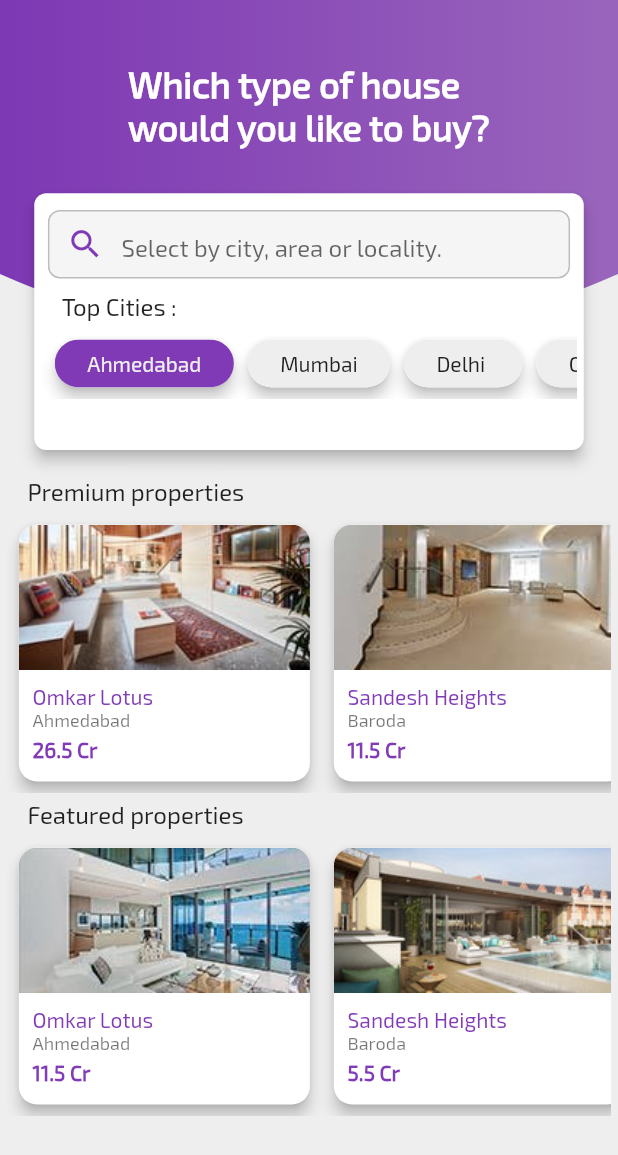
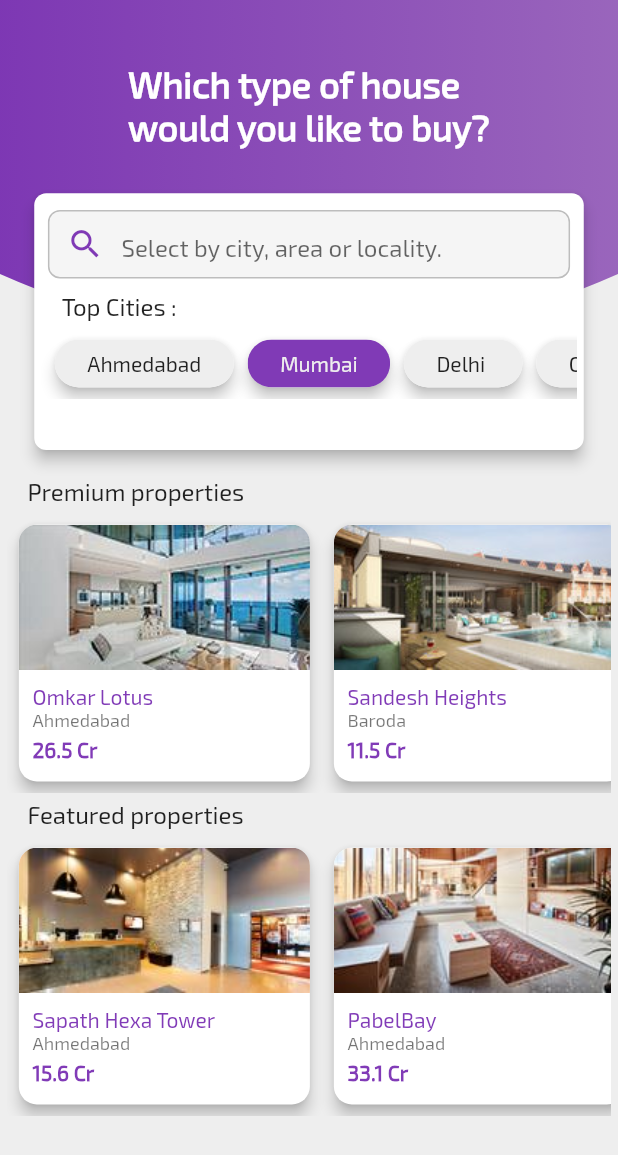
Before and after one commit to iharshb/flutter_ui_collection, a Flutter app: the SearchPage screen opened directly, on a phone screen of 412 x 824 dp. Shown: the top 1155 px of the screen. Run offline on Flutter 3.47's test engine with Material 2 defaults, Android fonts, the phone set to English and light mode, and no system bars; our stand-ins replace connectivity, flutter_secure_storage; accounts and stored records are empty.

Commit message:
Property for loop

```diff
--- /dev/null
+++ b/lib/model/Property.dart
@@ -0,0 +1,15 @@
+
+
+
+class Property{
+  String id;
+  String propertyName;
+  String propertyPrice;
+  String propertyDesc;
+  String propertyLocation;
+  String image;
+
+  Property({this.id, this.propertyName, this.propertyPrice, this.propertyDesc,this.image,this.propertyLocation});
+
+
+}
--- a/lib/model/models.dart
+++ b/lib/model/models.dart
@@ -1 +1,2 @@
 export './photos.dart';
+export './Property.dart';
--- a/lib/ui/page_profile.dart
+++ b/lib/ui/page_profile.dart
@@ -4,7 +4,6 @@ import 'package:flutter_ui_collections/ui/photo_list.dart';
 import 'package:flutter_ui_collections/utils/utils.dart';
 import 'package:flutter_ui_collections/widgets/utils_widget.dart';
 import 'package:flutter_ui_collections/widgets/widgets.dart';
-import 'package:flutter_staggered_grid_view/flutter_staggered_grid_view.dart';
 
 class ProfilePage extends StatefulWidget {
   @override
--- a/lib/ui/page_search.dart
+++ b/lib/ui/page_search.dart
@@ -1,5 +1,6 @@
 import 'package:flutter/material.dart';
 import 'package:flutter/services.dart';
+import 'package:flutter_ui_collections/model/models.dart';
 import 'package:flutter_ui_collections/utils/utils.dart';
 import 'package:flutter_ui_collections/widgets/widgets.dart';
 
@@ -11,6 +12,31 @@ class SearchPage extends StatefulWidget {
 class _SearchPageState extends State<SearchPage> {
   Screen size;
   int _selectedIndex = 1;
+
+  List<Property> premiumList =  List();
+  List<Property> featuredList =  List();
+  var citiesList = ["Ahmedabad", "Mumbai", "Delhi ", "Chennai","Goa","Kolkata","Indore","Jaipur"];
+
+  @override
+  void initState() {
+    // TODO: implement initState
+    super.initState();
+
+    premiumList
+    ..add(Property(propertyName:"Omkar Lotus", propertyLocation:"Ahmedabad ", image:"feature_1.jpg", propertyPrice:"26.5 Cr"))
+    ..add(Property(propertyName:"Sandesh Heights", propertyLocation:"Baroda ", image:"feature_2.jpg", propertyPrice:"11.5 Cr"))
+    ..add(Property(propertyName:"Sangath Heights", propertyLocation:"Pune ", image:"feature_3.jpg", propertyPrice:"19.0 Cr"))
+    ..add(Property(propertyName:"Adani HighRise", propertyLocation:"Mumbai ", image:"hall_1.jpg", propertyPrice:"22.5 Cr"))
+    ..add(Property(propertyName:"N.G Tower", propertyLocation:"Gandhinagar ", image:"hall_2.jpeg", propertyPrice:"7.5 Cr"))
+    ..add(Property(propertyName:"Vishwas CityRise", propertyLocation:"Pune ", image:"hall_1.jpg", propertyPrice:"17.5 Cr"))
+    ..add(Property(propertyName:"Gift City", propertyLocation:"Ahmedabad ", image:"hall_2.jpeg", propertyPrice:"13.5 Cr"))
+    ..add(Property(propertyName:"Velone City", propertyLocation:"Mumbai ", image:"feature_1.jpg", propertyPrice:"11.5 Cr"))
+    ..add(Property(propertyName:"PabelBay", propertyLocation:"Ahmedabad ", image:"hall_1.jpg", propertyPrice:"33.1 Cr"))
+    ..add(Property(propertyName:"Sapath Hexa Tower", propertyLocation:"Ahmedabad", image:"feature_3.jpg", propertyPrice:"15.6 Cr"));
+
+
+
+  }
 
   @override
   Widget build(BuildContext context) {
@@ -62,30 +88,29 @@ class _SearchPageState extends State<SearchPage> {
                 ],
               ),
             ),
-            leftAlignText(text: "Premium properties",leftPadding: size.getWidthPx(16),textColor: textPrimaryColor,fontSize: 16.0),
+            leftAlignText(
+                text: "Premium properties",
+                leftPadding: size.getWidthPx(16),
+                textColor: textPrimaryColor,
+                fontSize: 16.0),
             HorizontalList(
               children: <Widget>[
-                propertyCard("Omkar Lotus","Ahmedabad ", "hall_1.jpg","26.5 Cr"),
-                propertyCard("Sandesh Heights","Baroda ", "hall_2.jpeg","11.5 Cr"),
-                propertyCard("Sangath Heights","Pune ", "hall_2.jpeg","19.0 Cr"),
-                propertyCard("Adani HighRise","Mumbai ", "hall_1.jpg","22.5 Cr"),
-                propertyCard("N.G Tower","Gandhinagar ", "hall_2.jpeg","7.2 Cr"),
+                for (int i = 0; i < premiumList.length; i++)
+                  propertyCard(premiumList[i])
+              ],
+            ),
+            leftAlignText(
+                text: "Featured properties",
+                leftPadding: size.getWidthPx(16),
+                textColor: textPrimaryColor,
+                fontSize: 16.0),
+            HorizontalList(
+              children: <Widget>[
+                for (int i = 0; i < premiumList.length; i++)
+                  propertyCard(premiumList.reversed.toList()[i])
 
               ],
-            ),
-
-            leftAlignText(text: "Featured properties",leftPadding: size.getWidthPx(16),textColor: textPrimaryColor,fontSize: 16.0),
-            HorizontalList(
-              children: <Widget>[
-                propertyCard("Omkar Lotus","Ahmedabad ", "feature_1.jpg","11.5 Cr"),
-                propertyCard("Sandesh Heights","Baroda ", "feature_2.jpg","5.5 Cr"),
-                propertyCard("Sangath Heights","Pune ", "feature_3.jpg","12.0 Cr"),
-                propertyCard("Adani HighRise","Mumbai ", "feature_1.jpg","55.5 Cr"),
-                propertyCard("N.G Tower","Gandhinagar ", "feature_2.jpg","1.2 Cr"),
-              ],
             )
-
-
           ],
         ),
       ],
@@ -113,18 +138,15 @@ class _SearchPageState extends State<SearchPage> {
           child: Column(
             children: <Widget>[
               _searchWidget(),
-              leftAlignText(text: "Top Cities :",leftPadding: size.getWidthPx(16),textColor: textPrimaryColor,fontSize: 16.0),
-
+              leftAlignText(
+                  text: "Top Cities :",
+                  leftPadding: size.getWidthPx(16),
+                  textColor: textPrimaryColor,
+                  fontSize: 16.0),
               HorizontalList(
                 children: <Widget>[
-                  buildChoiceChip(1, "Ahmedabad"),
-                  buildChoiceChip(2, "Mumbai"),
-                  buildChoiceChip(3, "Delhi "),
-                  buildChoiceChip(4, "Chennai"),
-                  buildChoiceChip(5, "Goa"),
-                  buildChoiceChip(6, "Kolkata"),
-                  buildChoiceChip(7, "Indore"),
-                  buildChoiceChip(8, "Jaipur"),
+                  for(int i=0;i<citiesList.length;i++)
+                    buildChoiceChip(i, citiesList[i])
                 ],
               ),
             ],
@@ -144,23 +166,23 @@ class _SearchPageState extends State<SearchPage> {
         iconColor: colorCurve);
   }
 
-  Padding leftAlignText({text,leftPadding, textColor,fontSize,fontWeight}) {
+  Padding leftAlignText({text, leftPadding, textColor, fontSize, fontWeight}) {
     return Padding(
       padding: EdgeInsets.only(left: leftPadding),
       child: Align(
         alignment: Alignment.centerLeft,
-        child: Text(text,
+        child: Text(text??"",
             textAlign: TextAlign.left,
             style: TextStyle(
                 fontFamily: 'Exo2',
                 fontSize: fontSize,
-                fontWeight: fontWeight??FontWeight.w500,
+                fontWeight: fontWeight ?? FontWeight.w500,
                 color: textColor)),
       ),
     );
   }
 
-  Card propertyCard(titleText, subTitle, assetImageName,priceText) {
+  Card propertyCard(Property property) {
     return Card(
         elevation: 4.0,
         margin: EdgeInsets.all(8),
@@ -176,13 +198,26 @@ class _SearchPageState extends State<SearchPage> {
                     borderRadius: BorderRadius.only(
                         topLeft: Radius.circular(12.0),
                         topRight: Radius.circular(12.0)),
-                    child: Image.asset('assets/$assetImageName',
+                    child: Image.asset('assets/${property.image}',
                         fit: BoxFit.fill)),
                 SizedBox(height: size.getWidthPx(8)),
-                leftAlignText(text: titleText,leftPadding: size.getWidthPx(8),textColor: colorCurve,fontSize: 14.0),
-                leftAlignText(text: subTitle,leftPadding: size.getWidthPx(8),textColor: Colors.black54,fontSize: 12.0),
+                leftAlignText(
+                    text: property.propertyName,
+                    leftPadding: size.getWidthPx(8),
+                    textColor: colorCurve,
+                    fontSize: 14.0),
+                leftAlignText(
+                    text: property.propertyLocation,
+                    leftPadding: size.getWidthPx(8),
+                    textColor: Colors.black54,
+                    fontSize: 12.0),
                 SizedBox(height: size.getWidthPx(4)),
-                leftAlignText(text: priceText,leftPadding: size.getWidthPx(8),textColor: colorCurve,fontSize: 14.0,fontWeight: FontWeight.w800),
+                leftAlignText(
+                    text: property.propertyPrice,
+                    leftPadding: size.getWidthPx(8),
+                    textColor: colorCurve,
+                    fontSize: 14.0,
+                    fontWeight: FontWeight.w800),
               ],
             )));
   }
--- a/lib/ui/photo_list.dart
+++ b/lib/ui/photo_list.dart
@@ -13,7 +13,6 @@ class _PhotosListState extends State<PhotosList> implements ApiListener {
   bool isLoading = true;
   bool internetCheck = true;
   List<PhotoResponse> photoList= new List();
-
   Screen size;
 
   @override
@@ -25,9 +24,7 @@ class _PhotosListState extends State<PhotosList> implements ApiListener {
   @override
   Widget build(BuildContext context) {
     size = Screen(MediaQuery.of(context).size);
-
     return staggeredBody();
-
   }
 
   Padding staggeredBody() {
@@ -35,7 +32,6 @@ class _PhotosListState extends State<PhotosList> implements ApiListener {
       padding: EdgeInsets.symmetric(horizontal:size.getWidthPx(8)),
       child: StaggeredGridView.countBuilder(
         crossAxisCount: 3,
-        addAutomaticKeepAlives: true,
         physics: BouncingScrollPhysics(),
         shrinkWrap: true,
         itemCount: photoList.length,
@@ -59,7 +55,6 @@ class _PhotosListState extends State<PhotosList> implements ApiListener {
 
   @override
   void onApiFailure(Exception exception) {
-    setLoading(false);
     Utils.showAlert(context, "Photos", "Something went wrong.", () {
       Navigator.pop(context);
     }, true);
@@ -67,7 +62,6 @@ class _PhotosListState extends State<PhotosList> implements ApiListener {
 
   @override
   void onApiSuccess(Object mObject) {
-    setLoading(false);
     //Get All Users
     if (mObject is List<PhotoResponse>) {
       photoList.addAll(mObject);
@@ -76,13 +70,8 @@ class _PhotosListState extends State<PhotosList> implements ApiListener {
 
   @override
   void onNoInternetConnection() {
-    setLoading(false);
+
   }
 
-  //Progress Indicator On/Off
-  void setLoading(bool loading) {
-    setState(() {
-      isLoading = loading;
-    });
-  }
+
 }
--- a/pubspec.yaml
+++ b/pubspec.yaml
@@ -14,7 +14,7 @@ description: A new Flutter application.
 version: 1.0.0+1
 
 environment:
-  sdk: ">=2.1.0 <3.0.0"
+  sdk: ">=2.2.2 <3.0.0"
 
 dependencies:
   flutter:
```
Lines whose indentation alone changed are shown as unchanged.
